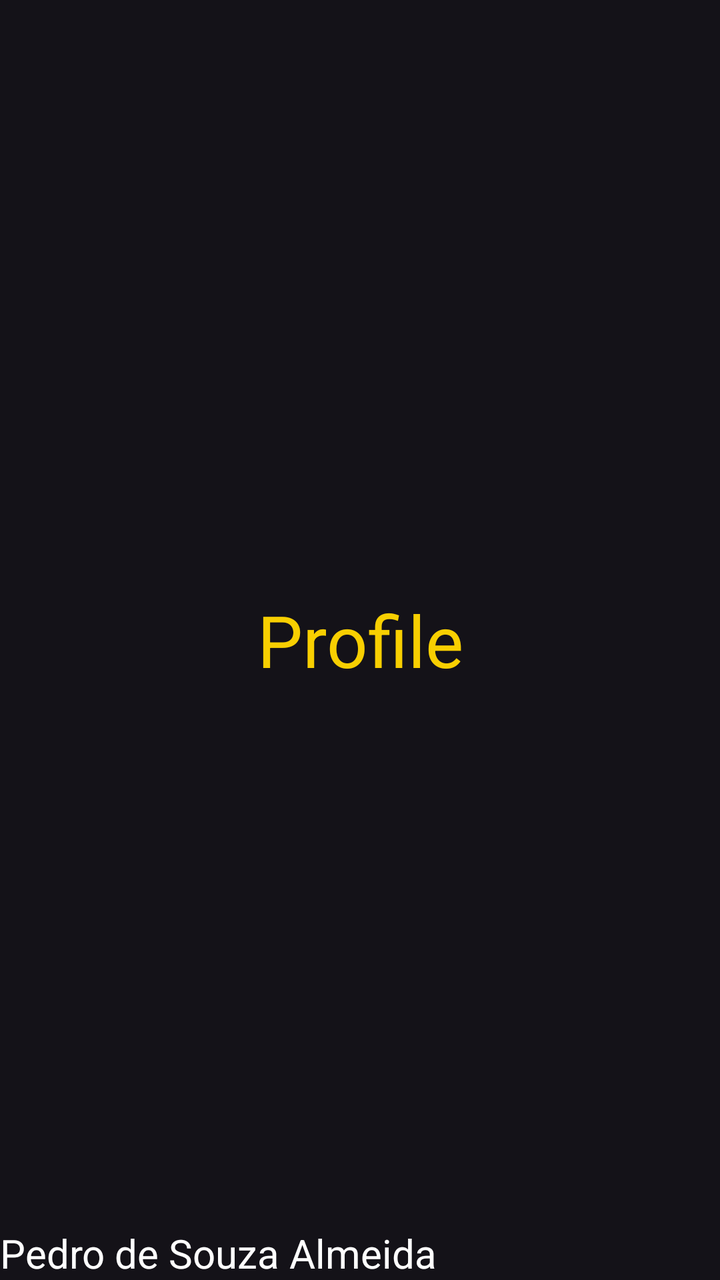
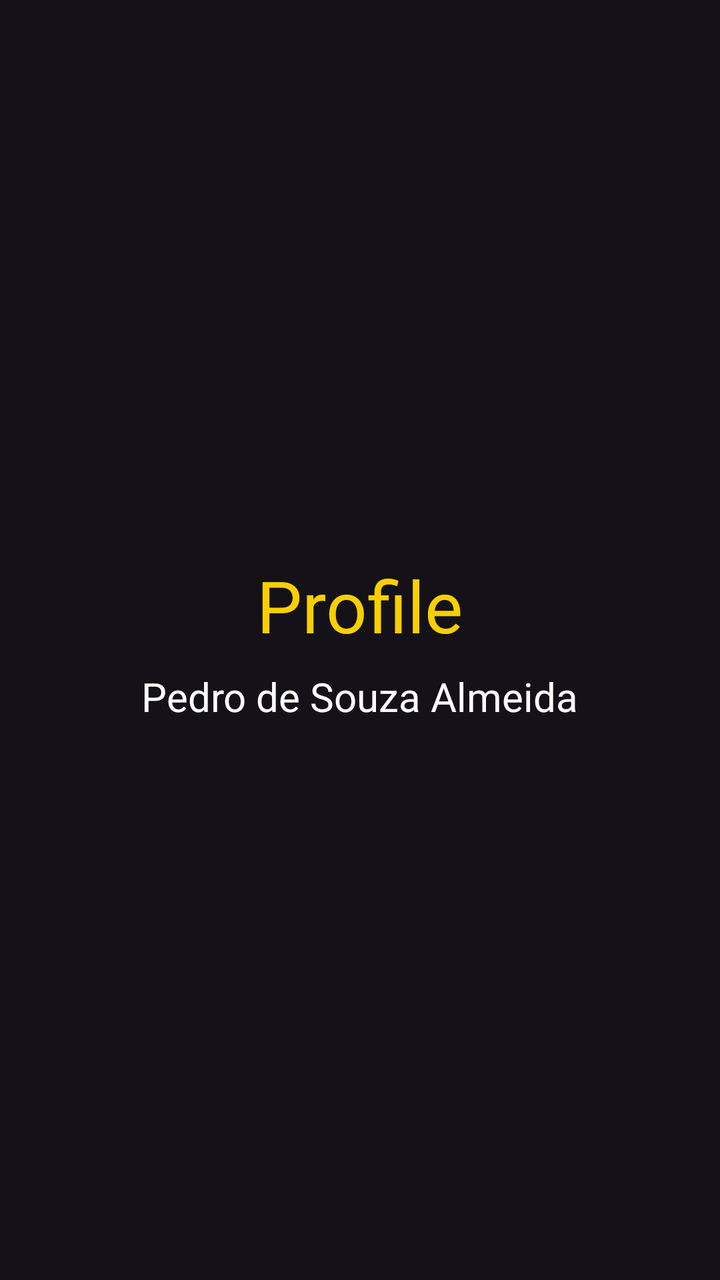

An Android layout rendered at two revisions. The XML below is the earlier revision; the diff shows what the commit changed to produce the second picture.
<!-- AndroidManifest.xml: application theme Theme.NavigationDrawer -->
<!-- res/layout/fragment_profile.xml -->
<?xml version="1.0" encoding="utf-8"?>
<FrameLayout xmlns:android="http://schemas.android.com/apk/res/android"
    xmlns:tools="http://schemas.android.com/tools"
    android:layout_width="match_parent"
    android:layout_height="match_parent"
    tools:context=".ProfileFragment">

    
    <TextView
        android:layout_width="match_parent"
        android:layout_height="match_parent"
        android:text="Profile"
        android:gravity="center"
        android:textColor="@color/amarelo"
        android:textSize="36sp"/>

    <TextView
        android:layout_width="match_parent"
        android:layout_height="match_parent"
        android:text="Pedro de Souza Almeida"
        android:gravity="bottom"
        android:textColor="@color/white"
        android:textSize="20sp" />

</FrameLayout>
<!-- resources referenced by this layout -->
<resources>
  <color name="amarelo">#F8CF01</color>
  <color name="white">#FFFFFFFF</color>
  <style name="Theme.NavigationDrawer" parent="Base.Theme.NavigationDrawer" />
  <style name="Base.Theme.NavigationDrawer" parent="Theme.Material3.Dark.NoActionBar">
          <item name="colorPrimary">#F8CF01</item>
          <item name="colorPrimaryVariant">#9E7B09</item>
          <item name="android:statusBarColor">@color/amarelo</item>
      </style>
</resources>

<!-- the commit's change to res/layout/fragment_profile.xml (unified diff, before → after) -->
@@ -1,25 +1,25 @@
 <?xml version="1.0" encoding="utf-8"?>
-<FrameLayout xmlns:android="http://schemas.android.com/apk/res/android"
+<LinearLayout xmlns:android="http://schemas.android.com/apk/res/android"
     xmlns:tools="http://schemas.android.com/tools"
     android:layout_width="match_parent"
     android:layout_height="match_parent"
+    android:orientation="vertical"
+    android:gravity="center"
     tools:context=".ProfileFragment">
 
-    
     <TextView
-        android:layout_width="match_parent"
-        android:layout_height="match_parent"
+        android:layout_width="wrap_content"
+        android:layout_height="wrap_content"
         android:text="Profile"
-        android:gravity="center"
         android:textColor="@color/amarelo"
         android:textSize="36sp"/>
 
     <TextView
-        android:layout_width="match_parent"
-        android:layout_height="match_parent"
+        android:layout_width="wrap_content"
+        android:layout_height="wrap_content"
         android:text="Pedro de Souza Almeida"
-        android:gravity="bottom"
         android:textColor="@color/white"
-        android:textSize="20sp" />
+        android:textSize="20sp"
+        android:layout_marginTop="8dp" />
 
-</FrameLayout>
+</LinearLayout>
